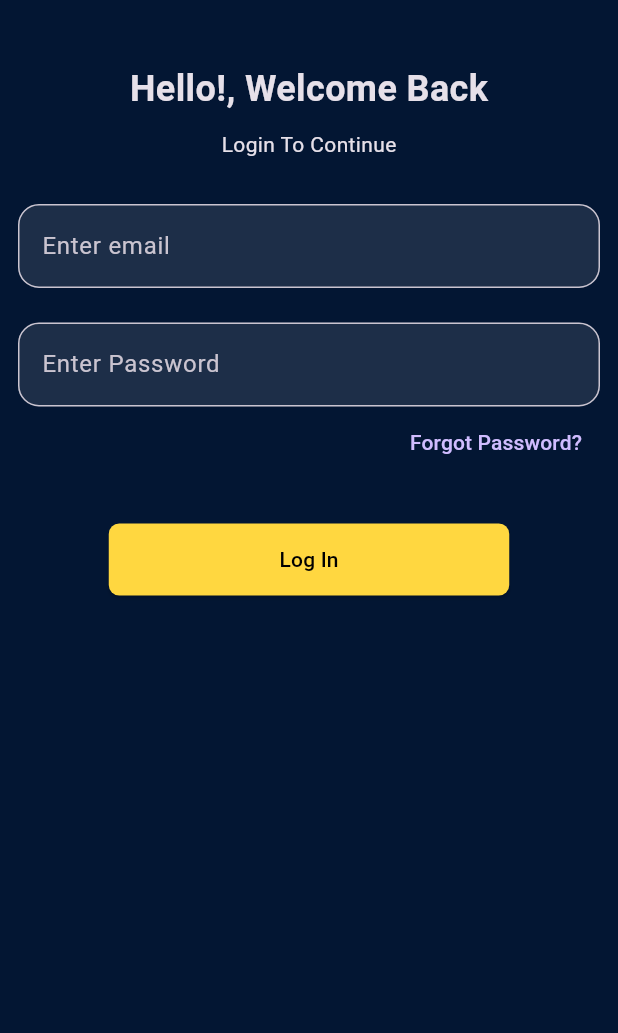
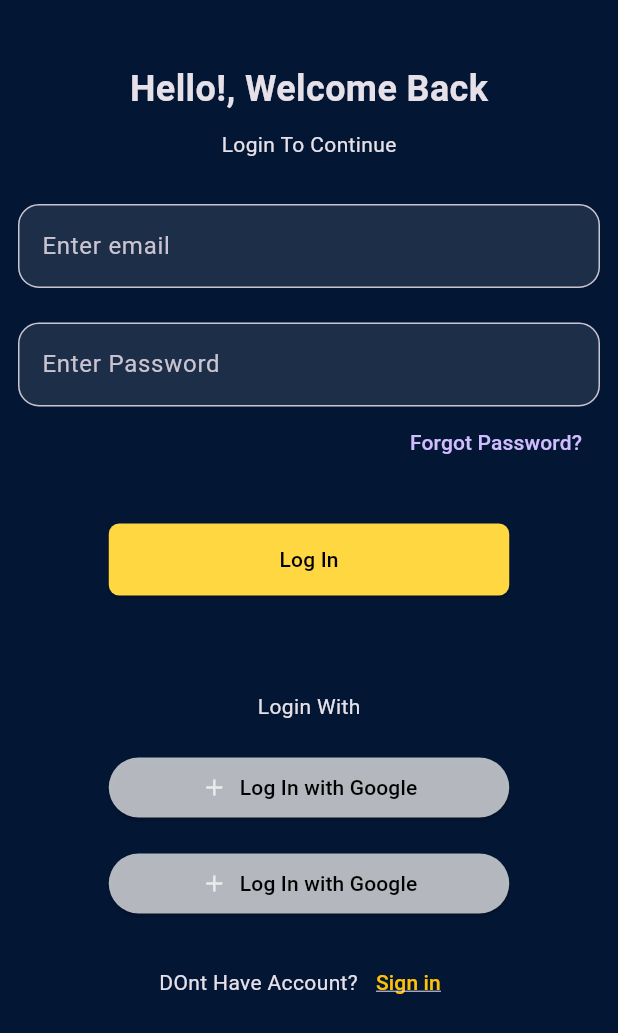
Before and after one commit to Jn-Sajol/Flutter-Map-Application, a Flutter app: the screen it shows after launch, on a phone screen of 412 x 824 dp. Shown: the top 1033 px of the screen. Run offline on Flutter 3.47's test engine with Material 3 defaults, Android fonts, the phone set to English and light mode, and no system bars.

Commit message:
Login page design finish

```diff
--- a/lib/pages/homepage.dart
+++ b/lib/pages/homepage.dart
@@ -50,27 +50,94 @@ class HomePage extends StatelessWidget {
               child: TextButton(
                   onPressed: () {}, child: const Text('Forgot Password?')),
             ),
-           const  SizedBox(height: 30,),
+            const SizedBox(
+              height: 30,
+            ),
+            ElevatedButton(
+              onPressed: () {},
+              style: const ButtonStyle(
+                backgroundColor: MaterialStatePropertyAll(Colors.amberAccent),
+                foregroundColor: MaterialStatePropertyAll(Colors.white70),
+                minimumSize: MaterialStatePropertyAll(Size(267, 48)),
+                shape: MaterialStatePropertyAll(RoundedRectangleBorder(
+                    borderRadius: BorderRadius.all(Radius.circular(7)))),
+              ),
+              child: const Text(
+                "Log In",
+                style: TextStyle(color: Colors.black),
+              ),
+            ),
+            const SizedBox(
+              height: 64,
+            ),
+            const Text('Login With'),
+            const SizedBox(
+              height: 24,
+            ),
             SizedBox(
-              // width: 45,
+              width: 267,
+              height: 40, // Set the desired width
               child: ElevatedButton(
                 onPressed: () {},
-                style: const ButtonStyle(
-                    backgroundColor:
-                        MaterialStatePropertyAll(Colors.amberAccent),
-                    foregroundColor:
-                        MaterialStatePropertyAll(Colors.white70),
-                        minimumSize: MaterialStatePropertyAll(Size(267, 48)),
-                        shape: MaterialStatePropertyAll(
-                        RoundedRectangleBorder(
-                        borderRadius: BorderRadius.all(Radius.circular(7))
-                        )
-                        ),
-                        ),
-
-                child: const Text("Log In", style: TextStyle(color: Colors.black),),
+                style: ButtonStyle(
+                  backgroundColor: MaterialStateProperty.all(Colors.white70),
+                  foregroundColor: MaterialStateProperty.all(Colors.white70),
+                  shape: MaterialStateProperty.all(const RoundedRectangleBorder(
+                    borderRadius: BorderRadius.all(Radius.circular(20)),
+                  )),
+                ),
+                child: const Row(
+                  mainAxisAlignment: MainAxisAlignment.center,
+                  children: [
+                    Icon(Icons.add),
+                    SizedBox(width: 8),
+                    Text(
+                      "Log In with Google",
+                      style: TextStyle(color: Colors.black),
+                    ),
+                  ],
+                ),
               ),
             ),
+            const SizedBox(
+              height: 24,
+            ),
+            SizedBox(
+              width: 267,
+              height: 40, // Set the desired width
+              child: ElevatedButton(
+                onPressed: () {},
+                style: ButtonStyle(
+                  backgroundColor: MaterialStateProperty.all(Colors.white70),
+                  foregroundColor: MaterialStateProperty.all(Colors.white70),
+                  shape: MaterialStateProperty.all(const RoundedRectangleBorder(
+                    borderRadius: BorderRadius.all(Radius.circular(20)),
+                  )),
+                ),
+                child: const Row(
+                  mainAxisAlignment: MainAxisAlignment.center,
+                  children: [
+                    Icon(Icons.add),
+                    SizedBox(width: 8),
+                    Text(
+                      "Log In with Google",
+                      style: TextStyle(color: Colors.black),
+                    ),
+                  ],
+                ),
+              ),
+            ),
+            const SizedBox(height: 22,),
+            Row(
+            mainAxisAlignment: MainAxisAlignment.center,
+              children: [
+                const Text('DOnt Have Account?'),
+                TextButton(
+                  onPressed: () {},
+                  child: const Text('Sign in',style: TextStyle(color: Colors.amber,decoration: TextDecoration.underline),),
+                )
+              ],
+            )
           ],
         ),
       ),
```
